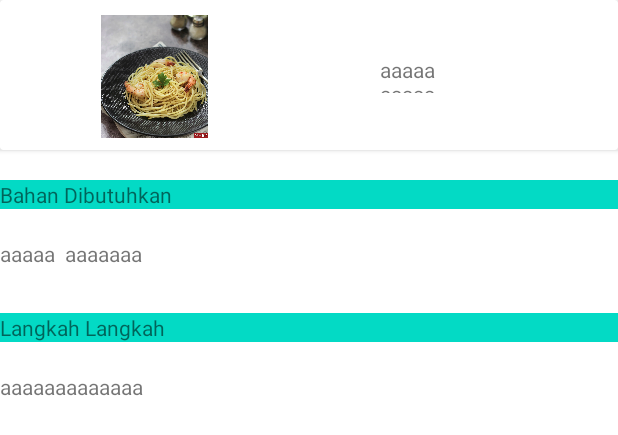
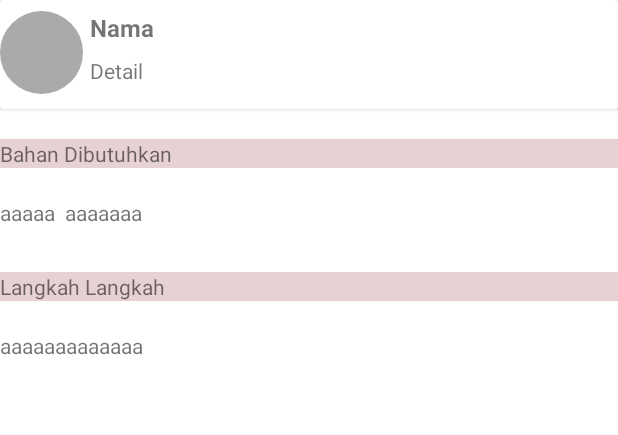
Before and after one commit to amelrnt/My_Cooking_Assistant, an Android app: the layout activity_detail.xml on its own in the app's theme, with its tools: preview values and no code run, on a phone screen of 412 x 824 dp. Shown: the top 435 px of the screen. Run offline under Robolectric (Android 15) with nearby library versions, the phone set to English and light mode, and no system bars.

Commit message:
finishig view

```diff
--- a/app/build.gradle
+++ b/app/build.gradle
@@ -48,6 +48,4 @@ dependencies {
     //material design
     implementation 'com.google.android.material:material:1.1.0-alpha07'
 
-    //motion library
-    implementation "com.github.skydoves:transformationlayout:1.0.3"
 }
--- a/app/src/main/res/anim/slide.xml
+++ b/app/src/main/res/anim/slide.xml
@@ -1,6 +1,6 @@
 <?xml version="1.0" encoding="utf-8"?>
-<set xmlns:android="http://schemas.android.com/apk/res/android">
-    android:duration="@integer/anim_duration_long">
+<set xmlns:android="http://schemas.android.com/apk/res/android"
+    android:duration="400">
 
     <translate
         android:interpolator="@android:anim/decelerate_interpolator"
@@ -14,6 +14,4 @@
         android:interpolator="@android:anim/accelerate_decelerate_interpolator"
         />
 
-
-
 </set>
--- a/app/src/main/res/layout/activity_detail.xml
+++ b/app/src/main/res/layout/activity_detail.xml
@@ -12,51 +12,58 @@
         android:orientation="vertical" >
 
         <androidx.cardview.widget.CardView
+            android:id="@+id/cardview_detail"
             android:layout_width="match_parent"
-            android:layout_height="100dp">
+            android:layout_height="wrap_content"
+            android:background="@color/smothpink"
+            android:transitionName="@string/toDetail">
 
-            <RelativeLayout
-                android:layout_width="match_parent"
-                android:layout_height="match_parent">
+            <de.hdodenhof.circleimageview.CircleImageView
+                android:id="@+id/image_detail"
+                android:layout_width="55dp"
+                android:layout_height="55dp"
+                android:layout_marginEnd="16dp"
+                android:layout_marginTop="7dp"
+                android:src="@android:color/darker_gray" />
 
-                <ImageView
-                    android:id="@+id/image_detail"
-                    android:layout_width="166dp"
-                    android:layout_height="82dp"
-                    android:layout_alignParentStart="true"
-                    android:layout_alignParentLeft="true"
-                    android:layout_alignParentBottom="true"
-                    android:layout_marginStart="20dp"
-                    android:layout_marginLeft="20dp"
-                    android:layout_marginBottom="8dp"
-                    android:src="@drawable/aglio" />
+
+            <LinearLayout
+                android:layout_width="324dp"
+                android:layout_height="65dp"
+                android:layout_centerVertical="true"
+                android:layout_toEndOf="@id/photo_resep"
+                android:orientation="vertical"
+                android:layout_marginTop="7dp"
+                android:layout_marginStart="60dp">
 
                 <TextView
                     android:id="@+id/tv_nama_detail"
-                    android:layout_width="88dp"
-                    android:layout_height="25dp"
-                    android:layout_alignParentEnd="true"
-                    android:layout_alignParentRight="true"
-                    android:layout_alignParentBottom="true"
-                    android:layout_marginStart="67dp"
-                    android:layout_marginLeft="67dp"
-                    android:layout_marginEnd="118dp"
-                    android:layout_marginRight="118dp"
-                    android:layout_marginBottom="38dp"
-                    android:layout_toEndOf="@+id/image_detail"
-                    android:layout_toRightOf="@+id/image_detail"
-                    android:text="aaaaaaaaaaa" />
+                    android:layout_width="match_parent"
+                    android:layout_height="wrap_content"
+                    android:layout_marginBottom="8dp"
+                    android:text="Nama"
+                    android:textSize="16sp"
+                    android:textStyle="bold" />
 
-            </RelativeLayout>
+                <TextView
+                    android:id="@+id/tv_detail_detail"
+                    android:layout_width="match_parent"
+                    android:layout_height="wrap_content"
+                    android:ellipsize="end"
+                    android:maxLines="2"
+                    android:text="Detail" />
+
+            </LinearLayout>
 
         </androidx.cardview.widget.CardView>
+
 
         <TextView
             android:layout_width="match_parent"
             android:layout_height="wrap_content"
             android:layout_marginTop="20dp"
             android:text="Bahan Dibutuhkan"
-            android:background="@color/colorAccent"/>
+            android:background="@color/textbg"/>
 
         <TextView
             android:id="@+id/tv_bahan"
@@ -70,7 +77,7 @@
             android:layout_height="wrap_content"
             android:layout_marginTop="30dp"
             android:text="Langkah Langkah"
-            android:background="@color/colorAccent"/>
+            android:background="@color/textbg"/>
 
         <TextView
             android:id="@+id/tv_cara"
--- a/app/src/main/res/layout/activity_main.xml
+++ b/app/src/main/res/layout/activity_main.xml
@@ -5,11 +5,12 @@
     android:layout_width="match_parent"
     android:layout_height="match_parent"
     android:orientation="vertical"
+    android:background="@color/darkerpink"
     tools:context=".MainActivity">
 
 
     <androidx.recyclerview.widget.RecyclerView
-        android:layout_width="match_parent"
+        android:layout_width="wrap_content"
         android:layout_height="125dp"
         android:orientation="horizontal"
         android:id="@+id/rv_kategori"/>
--- a/app/src/main/res/values/colors.xml
+++ b/app/src/main/res/values/colors.xml
@@ -3,4 +3,7 @@
     <color name="colorPrimary">#6200EE</color>
     <color name="colorPrimaryDark">#3700B3</color>
     <color name="colorAccent">#03DAC5</color>
+    <color name="smothpink">#fcc5cd</color>
+    <color name="darkerpink">#ba3448</color>
+    <color name="textbg">#e6d1d4</color>
 </resources>
--- a/app/src/main/res/values/strings.xml
+++ b/app/src/main/res/values/strings.xml
@@ -1,6 +1,7 @@
 <resources>
     <string name="app_name">My Cooking Assistant</string>
     <string name="title_activity_detail">DetailActivity</string>
+    <string name="toDetail">toDetail</string>
     <string name="large_text">
         "Material is the metaphor.\n\n"
 
```
Also changed, not shown: app/src/main/java/com/ameliaR/mycookingassitant/DetailActivity.java (+7 -6 lines), app/src/main/java/com/ameliaR/mycookingassitant/MainActivity.java (+10 -16 lines), app/src/main/res/layout/resep_item.xml (+13 -6 lines).
